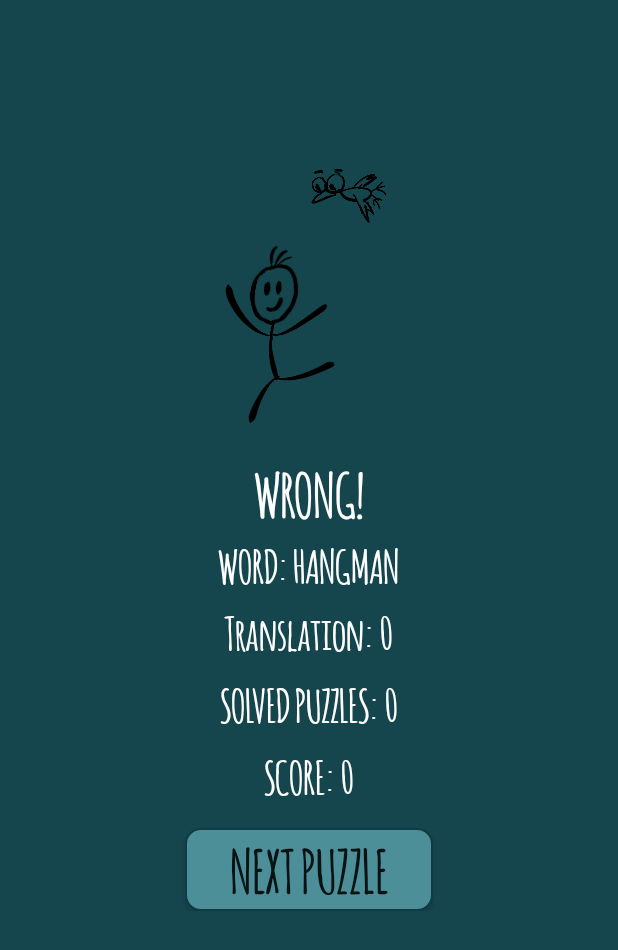
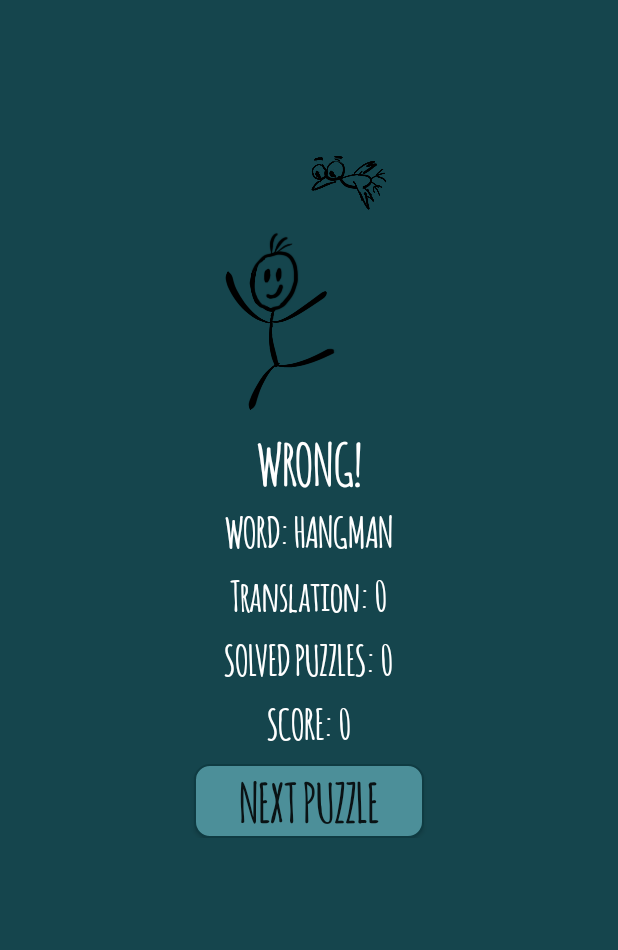
Before and after one commit to Soharash/sloth, an Android app: the layout activity_finish.xml on its own in the app's theme, with its tools: preview values and no code run, on a phone screen of 412 x 824 dp. Shown: the top 950 px of the screen. Run offline under Robolectric (Android 15) with nearby library versions, the phone set to English and light mode, and no system bars.

Commit message:
Minor Changes to UI and Database

```diff
--- a/app/src/main/res/layout/activity_finish.xml
+++ b/app/src/main/res/layout/activity_finish.xml
@@ -3,14 +3,19 @@
     xmlns:ads="http://schemas.android.com/apk/res-auto"
     android:layout_width="match_parent"
     android:layout_height="match_parent"
-    android:fillViewport="true"
+    android:background="@color/colorPrimary"
+    android:fillViewport="true">
+
+    <RelativeLayout
+        android:layout_width="match_parent"
+        android:layout_height="wrap_content"
         android:background="@color/colorPrimary">
 
         <LinearLayout xmlns:android="http://schemas.android.com/apk/res/android"
-
             android:layout_width="match_parent"
             android:layout_height="wrap_content"
-        android:background="@color/colorPrimary"
+            android:layout_above="@id/adView"
+            android:layout_alignParentTop="true"
             android:orientation="vertical">
 
             <LinearLayout
@@ -20,7 +25,10 @@
                 android:layout_gravity="center_horizontal"
                 android:gravity="center_horizontal"
                 android:orientation="vertical"
-            android:padding="10.0dip"
+                android:paddingTop="8dp"
+                android:paddingBottom="8dp"
+                android:paddingRight="10dp"
+                android:paddingLeft="10dp"
                 android:visibility="invisible">
 
                 <com.sohara.hangman.CustomViews.CustomTextView
@@ -44,8 +52,8 @@
                     <com.sohara.hangman.CustomViews.CustomButton
                         android:id="@+id/bRate1"
                         android:layout_width="150.0dip"
-                    android:layout_height="35.0dip"
-                    android:layout_margin="5.0dip"
+                        android:layout_height="35.0dp"
+                        android:layout_margin="4dp"
                         android:background="@drawable/rate"
                         android:tag="2"
                         android:text="@string/not_really"
@@ -57,7 +65,7 @@
                         android:id="@+id/bRate2"
                         android:layout_width="150.0dip"
                         android:layout_height="35.0dip"
-                    android:layout_margin="5.0dip"
+                        android:layout_margin="4dp"
                         android:background="@drawable/rate"
                         android:tag="2"
                         android:text="@string/yes"
@@ -73,14 +81,13 @@
                 android:layout_height="wrap_content"
                 android:layout_gravity="center_horizontal"
                 android:layout_marginBottom="8dp"
-            android:layout_marginTop="8dp"
+                android:layout_marginTop="6dp"
                 android:src="@drawable/win" />
 
             <LinearLayout
                 android:layout_width="fill_parent"
                 android:layout_height="wrap_content"
-            android:orientation="vertical"
-            android:padding="10.0dip">
+                android:orientation="vertical">
 
                 <com.sohara.hangman.CustomViews.CustomTextView
                     android:id="@+id/tvStatus"
@@ -91,7 +98,7 @@
                     android:tag="2"
                     android:text="WRONG!"
                     android:textColor="#ffffffff"
-                android:textSize="40.0sp" />
+                    android:textSize="38.0sp" />
 
                 <LinearLayout
                     android:layout_width="fill_parent"
@@ -108,7 +115,7 @@
                         android:tag="2"
                         android:text="WORD: HANGMAN"
                         android:textColor="#ffffffff"
-                    android:textSize="30.0sp" />
+                        android:textSize="28.0sp" />
 
                     <Button
                         android:id="@+id/bFindMore"
@@ -129,12 +136,12 @@
                     android:layout_height="wrap_content"
                     android:layout_weight="1.0"
                     android:gravity="center_horizontal"
-                android:padding="3.0dip"
+                    android:paddingTop="4dip"
                     android:tag="2"
                     android:text="Translation: 0"
                     android:textColor="#ffffffff"
                     android:textIsSelectable="false"
-                android:textSize="30sp" />
+                    android:textSize="28sp" />
 
                 <com.sohara.hangman.CustomViews.CustomTextView
                     android:id="@+id/tvSolved"
@@ -142,12 +149,12 @@
                     android:layout_height="wrap_content"
                     android:layout_weight="1.0"
                     android:gravity="center_horizontal"
-                android:padding="3.0dip"
+                    android:paddingTop="4dp"
                     android:tag="2"
                     android:text="SOLVED PUZZLES: 0"
                     android:textColor="#ffffffff"
                     android:textIsSelectable="false"
-                android:textSize="30sp" />
+                    android:textSize="28sp" />
 
                 <com.sohara.hangman.CustomViews.CustomTextView
                     android:id="@+id/tvScore"
@@ -155,11 +162,11 @@
                     android:layout_height="wrap_content"
                     android:layout_weight="1.0"
                     android:gravity="center_horizontal"
-                android:padding="3.0dip"
+                    android:paddingTop="4dp"
                     android:tag="2"
                     android:text="SCORE: 0"
                     android:textColor="#ffffffff"
-                android:textSize="30sp" />
+                    android:textSize="28sp" />
 
                 <com.sohara.hangman.CustomViews.CustomTextView
                     android:id="@+id/tvHint"
@@ -170,13 +177,12 @@
                     android:tag="2"
                     android:text="@string/new_hint"
                     android:textColor="#ffffffff"
-                android:textSize="25.0sp"
+                    android:textSize="24.0sp"
                     android:visibility="gone" />
 
                 <LinearLayout
                     android:layout_width="fill_parent"
-                android:layout_height="fill_parent"
-                android:layout_weight="1.0"
+                    android:layout_height="wrap_content"
                     android:gravity="center_horizontal"
                     android:orientation="vertical">
 
@@ -184,25 +190,26 @@
                         android:id="@+id/bNextPuzzle"
                         android:layout_width="wrap_content"
                         android:layout_height="wrap_content"
-                    android:layout_marginTop="10.0dip"
-                    android:layout_weight="1.0"
+                        android:layout_marginTop="8.0dp"
                         android:background="@drawable/button_round"
                         android:paddingLeft="30.0dip"
                         android:paddingRight="30.0dip"
                         android:tag="2"
                         android:text="@string/next_puzzle"
-                    android:textSize="40sp" />
+                        android:textSize="36sp" />
                 </LinearLayout>
             </LinearLayout>
 
+        </LinearLayout>
 
         <com.google.android.gms.ads.AdView
             android:id="@+id/adView"
             android:layout_width="wrap_content"
             android:layout_height="wrap_content"
-            android:layout_gravity="center_horizontal|bottom"
-            android:layout_marginTop="5dip"
+            android:layout_alignParentBottom="true"
+            android:layout_centerHorizontal="true"
+            android:layout_marginTop="4dp"
             ads:adSize="BANNER"
             ads:adUnitId="@string/banner_ad" />
-    </LinearLayout>
+    </RelativeLayout>
 </ScrollView>
--- a/app/src/main/res/layout/category_dialog.xml
+++ b/app/src/main/res/layout/category_dialog.xml
@@ -16,7 +16,7 @@
         <com.sohara.hangman.CustomViews.CustomTextView
             android:id="@+id/title"
             android:tag="2"
-            android:textSize="22sp"
+            android:textSize="26sp"
             android:textColor="@android:color/black"
             android:gravity="center"
             android:padding="8dp"
--- a/app/src/main/res/layout/list_item.xml
+++ b/app/src/main/res/layout/list_item.xml
@@ -7,7 +7,7 @@
     android:minHeight="46dp"
     android:textColor="@android:color/white"
     android:gravity="center"
-    android:textSize="20sp"
+    android:textSize="24sp"
     android:orientation="vertical">
 
 </com.sohara.hangman.CustomViews.CustomTextView>
```
Also changed, not shown: app/src/main/assets/hangman.db, 4 other files. Lines whose indentation alone changed are shown as unchanged.
